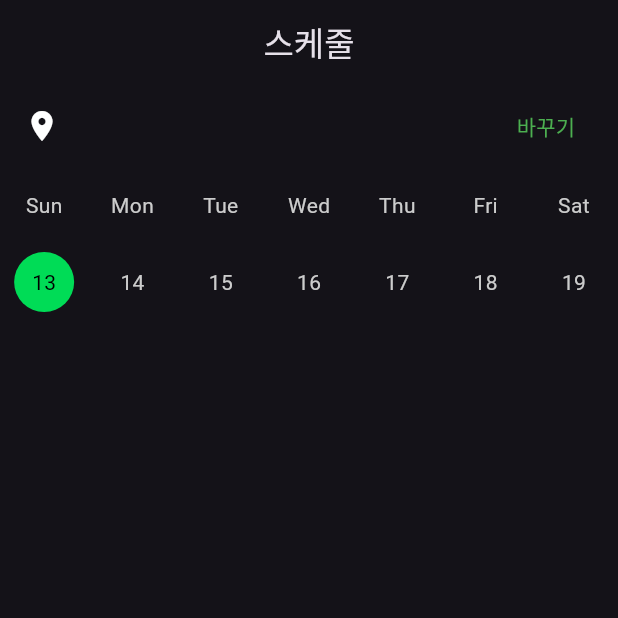
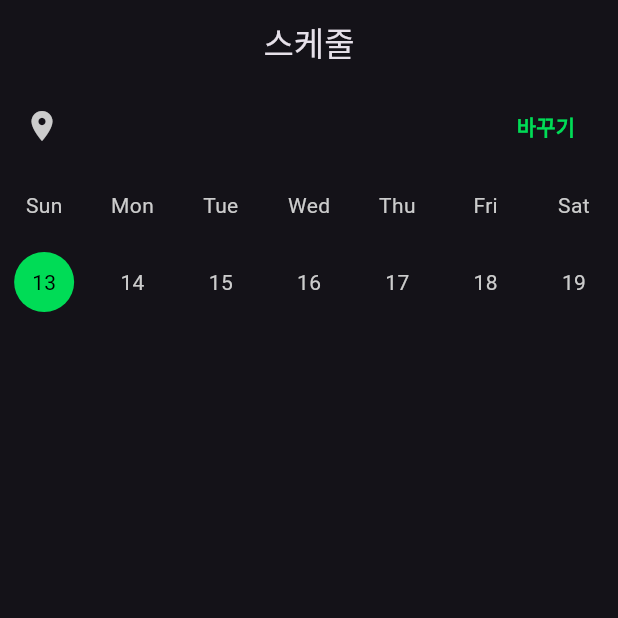
Before and after one commit to mgn1440/JabTraining, a Flutter app: the HomePage screen opened directly, on a phone screen of 412 x 824 dp, the top half of it. Run offline on Flutter 3.47's test engine with Material 3 defaults, Android fonts, the phone set to English and light mode, and no system bars; drawn by our look-alikes of table_calendar; our stand-ins replace flutter_dotenv, flutter_svg, shared_preferences, supabase_flutter; accounts and stored records are empty.

Commit message:
style: 스케줄 페이지 수정중/#29

```diff
--- a/lib/component/workout_reservation_component.dart
+++ b/lib/component/workout_reservation_component.dart
@@ -1,4 +1,5 @@
 import 'package:flutter/material.dart';
+import 'package:jab_training/const/color.dart';
 
 
 class WorkoutTile extends StatelessWidget {
@@ -104,9 +105,17 @@ class WorkoutTile extends StatelessWidget {
                     ),
                   ]
                   else if (isReserved == false) ...[
-                    ElevatedButton(
-                      onPressed: onReserve,
-                      child: const Text('예약하기'),
+                    SizedBox(
+                      width: 100,
+                      child: ElevatedButton(
+                        onPressed: onReserve,
+                        style: ElevatedButton.styleFrom(
+                            foregroundColor: primarySwatch[500],
+                            backgroundColor: Colors.transparent,
+                            side: BorderSide(color: primarySwatch[500]!, width: 1),
+                        ),
+                        child: const Text('예약하기'),
+                      ),
                     ),
                   ]
                   else ...[
--- a/lib/pages/gym_select_page.dart
+++ b/lib/pages/gym_select_page.dart
@@ -156,7 +156,7 @@ class GymSelectSatate extends State<GymSelectPage>
   }
 
   List<Widget> _buildCenterList() {
-    final centers = ['잽트레이닝 교대점', '잽트레이닝 역삼점', '잽트레이닝 선릉점'];
+    final centers = ['잽 트레이닝 교대점', '잽 트레이닝 역삼점', '잽 트레이닝 선릉점'];
     return centers.map((center) {
       final isSelected = center == centerName;
       return Theme(
--- a/lib/pages/schedule_page.dart
+++ b/lib/pages/schedule_page.dart
@@ -20,10 +20,8 @@ class _SchedulePageState extends State<SchedulePage> {
   final supabase = Supabase.instance.client;
   final CalendarFormat _calendarFormat = CalendarFormat.week;
   late SharedPreferences prefs;
-  DateTime _focusedDay = DateTime.now();
-  DateTime? _selectedDate;
   bool _isLoading = false;
-  String _currentLocation = '잽트레이닝 선릉점';
+  String _currentLocation = '';
   int _selectedLocationId = 1;
   late final calendarProvider = Provider.of<CalendarProvider>(context);
 
@@ -51,9 +49,9 @@ class _SchedulePageState extends State<SchedulePage> {
   }
 
   final List<Map<String, dynamic>> _gymLocations = [
-    {'id': 1, 'name': '잽트레이닝 교대점'},
-    {'id': 2, 'name': '잽트레이닝 역삼점'},
-    {'id': 3, 'name': '잽트레이닝 선릉점'},
+    {'id': 1, 'name': '잽 트레이닝 교대점'},
+    {'id': 2, 'name': '잽 트레이닝 역삼점'},
+    {'id': 3, 'name': '잽 트레이닝 선릉점'},
   ];
 
   Stream<List<Workout>> getSelectDayWorkouts(DateTime date) {
@@ -148,19 +146,39 @@ class _SchedulePageState extends State<SchedulePage> {
           title: Row(
           mainAxisAlignment: MainAxisAlignment.spaceBetween,
           children: [
-          const Icon(
+            Expanded(
+              child: Row(
+                children: [
+                  Icon(
                     Icons.location_on,
-            color: Colors.white,
+                    color: grayscaleSwatch[100],
                   ),
-          Text(_currentLocation!),
+                  const SizedBox(width: 8),
+                  Text(
+                    _currentLocation,
+                    style: TextStyle(
+                      color: grayscaleSwatch[100],
+                      fontSize: 16,
+                      fontWeight: FontWeight.w600,
+                    ),
+
+                  ),
+                ],
+              ),
+            ),
             TextButton(
                 onPressed: _selectGymLocation,
-              child: const Text(
+                child: Text(
                   '바꾸기',
-                style: TextStyle(color: Colors.green),
+                  style: TextStyle(
+                      color: primarySwatch[500],
+                      fontSize: 14,
+                      fontWeight: FontWeight.w600,
+                  ),
                 ))
           ],
-      )),
+        )
+      ),
       body: Column(
         children: [
           TableCalendar(
@@ -210,9 +228,9 @@ class _SchedulePageState extends State<SchedulePage> {
                       );
                     }
                     if (snapshot.hasError) {
-                      print('Error: ${snapshot.error}');
-                      return Center(
-                        child: Text('Error: ${snapshot.error.toString()}'),
+                      print('Error: ${snapshot.error}'); // DEBUG
+                      return const Center(
+                        child: Text('오류가 발생했습니다! 다시 시도해주세요.'),
                       );
                     }
                     if (!snapshot.hasData || snapshot.data!.isEmpty) {
@@ -237,9 +255,9 @@ class _SchedulePageState extends State<SchedulePage> {
                                     child: CircularProgressIndicator());
                               }
                               if (snapshot.hasError) {
-                                print('Error: ${snapshot.error}');
+                                print('Error: ${snapshot.error}'); // DEBUG
                                 return const Center(
-                                    child: Text('오류가 발생했습니다!!'));
+                                    child: Text('오류가 발생했습니다! 다시 시도해주세요.'));
                               }
                               final isReserved = snapshot.data ?? false;
                               return WorkoutTile(
--- a/lib/pages/sign_in_page.dart
+++ b/lib/pages/sign_in_page.dart
@@ -68,7 +68,6 @@ class _SignInPageState extends State<SignInPage> {
         if (_redirecting) return;
         final session = data.session;
         if (session != null) {
-          print('User is logged in');
           _redirecting = true;
           if (mounted) {
             Navigator.of(context).pushAndRemoveUntil(
```
Lines whose indentation alone changed are shown as unchanged.
